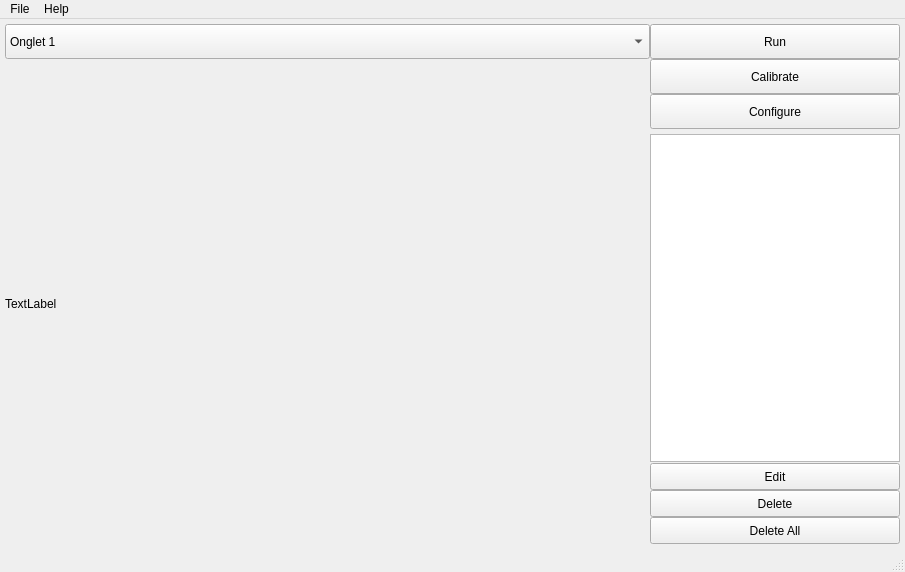
Before: the Qt Designer form code/Hadrien/QCvWindow/src/UI/mainwindow.ui in Amxx/MDMA, drawn with Qt 5.
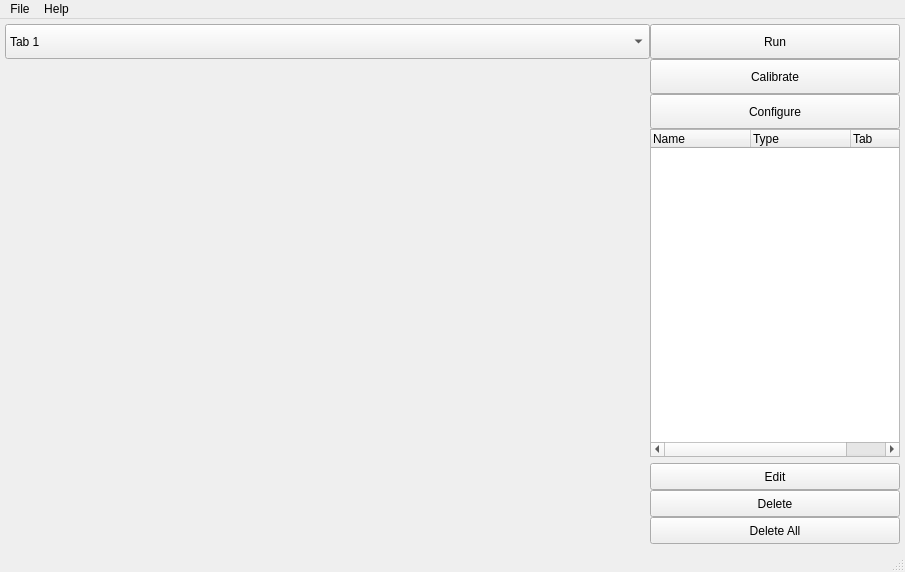
After: the same form once the commit is applied.

```diff
--- a/code/Hadrien/QCvWindow/src/UI/mainwindow.ui
+++ b/code/Hadrien/QCvWindow/src/UI/mainwindow.ui
@@ -58,15 +58,30 @@
      <string>Calibrate</string>
     </property>
    </widget>
-   <widget class="QListWidget" name="listWidget">
+   <widget class="QTreeWidget" name="treeWidget_list">
     <property name="geometry">
      <rect>
       <x>650</x>
-      <y>115</y>
+      <y>110</y>
       <width>250</width>
       <height>328</height>
      </rect>
     </property>
+    <column>
+     <property name="text">
+      <string>Name</string>
+     </property>
+    </column>
+    <column>
+     <property name="text">
+      <string>Type</string>
+     </property>
+    </column>
+    <column>
+     <property name="text">
+      <string>Tab</string>
+     </property>
+    </column>
    </widget>
    <widget class="QPushButton" name="pushButton_deleteAll">
     <property name="geometry">
@@ -92,7 +107,7 @@
     </property>
     <item>
      <property name="text">
-      <string>Onglet 1</string>
+      <string>Tab 1</string>
      </property>
     </item>
     <item>
@@ -171,7 +186,7 @@
      </rect>
     </property>
     <property name="text">
-     <string>TextLabel</string>
+     <string/>
     </property>
    </widget>
   </widget>
```
Left out of the diff: 24 changed lines with no effect on the pictures.
